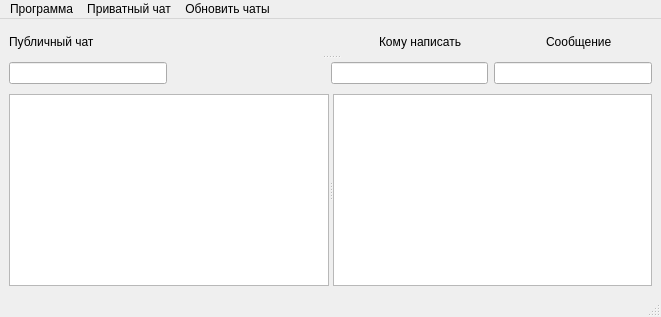
Before: the Qt Designer form mainwindow.ui in DionFikins/releasechatpublic, drawn with Qt 5.
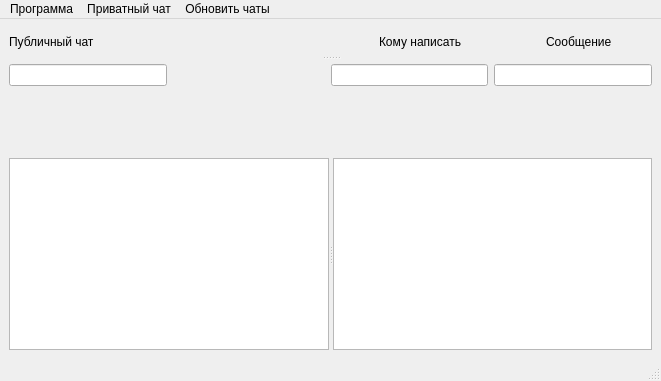
After: the same form once the commit is applied.

```diff
--- a/mainwindow.ui
+++ b/mainwindow.ui
@@ -7,7 +7,7 @@
     <x>0</x>
     <y>0</y>
     <width>661</width>
-    <height>317</height>
+    <height>381</height>
    </rect>
   </property>
   <property name="windowTitle">
@@ -203,13 +203,26 @@
       </widget>
      </widget>
     </item>
+    <item>
+     <spacer name="verticalSpacer">
+      <property name="orientation">
+       <enum>Qt::Vertical</enum>
+      </property>
+      <property name="sizeHint" stdset="0">
+       <size>
+        <width>20</width>
+        <height>40</height>
+       </size>
+      </property>
+     </spacer>
+    </item>
     <item>
      <widget class="QSplitter" name="splitter">
       <property name="orientation">
        <enum>Qt::Horizontal</enum>
       </property>
-      <widget class="QTextEdit" name="publicChat"/>
-      <widget class="QTextEdit" name="privateChat"/>
+      <widget class="QTableView" name="publicView"/>
+      <widget class="QTableView" name="privateView"/>
      </widget>
     </item>
    </layout>
```
Left out of the diff: 6 changed lines with no effect on the pictures.
